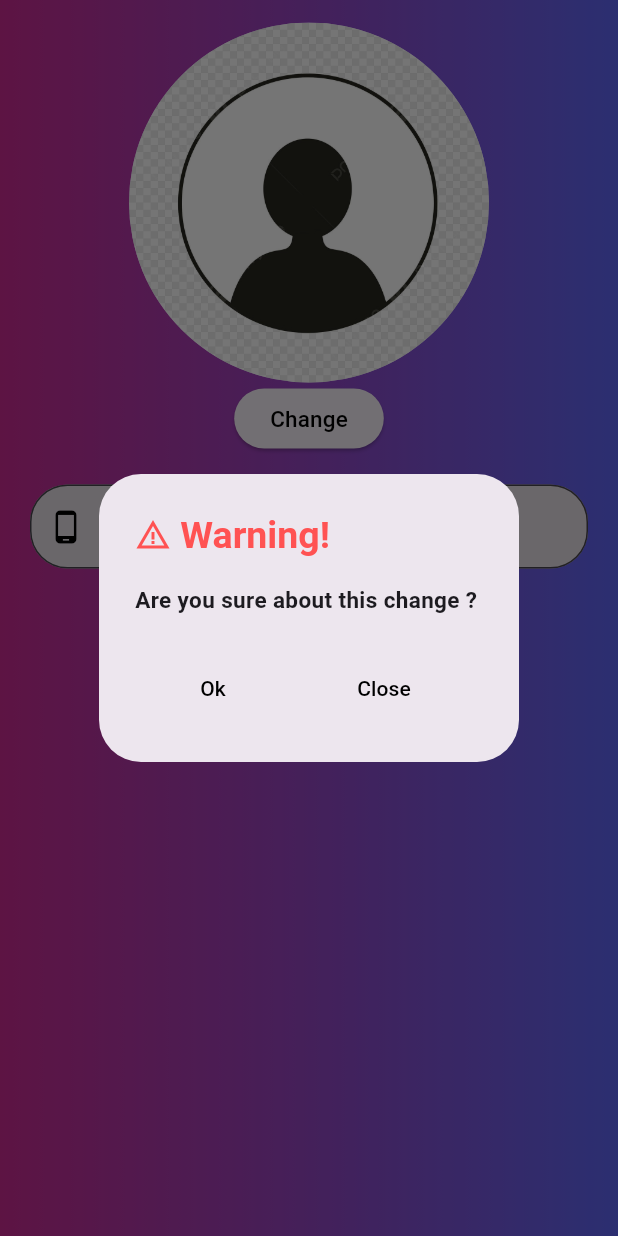
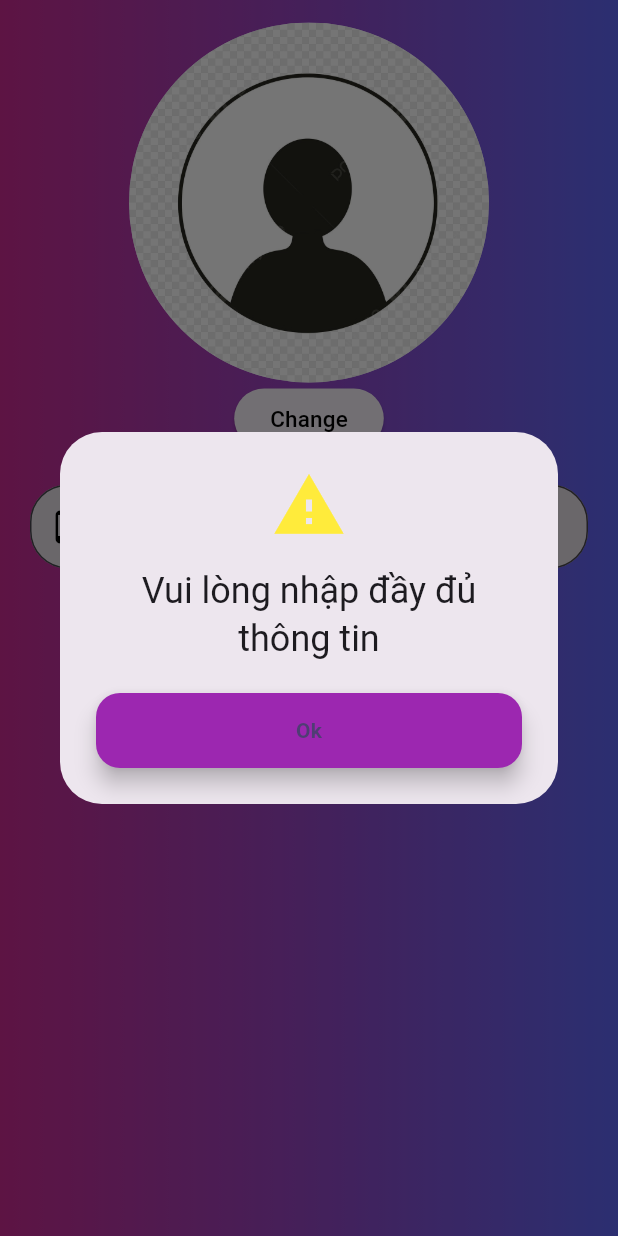
Before and after one commit to Thanhvien04/DoanNhom, a Flutter app: the Setting_screen screen opened directly, after a tap on "Update", on a phone screen of 412 x 824 dp. Run offline on Flutter 3.47's test engine with Material 3 defaults, Android fonts, the phone set to English and light mode, and no system bars; our stand-ins replace firebase_auth, firebase_core, firebase_database, image_picker, pinput and 1 more; missing offline and left inert: dart:ffi; accounts and stored records are empty.

Commit message:
thêm congthanhnew

```diff
--- a/lib/Screen/profile_screen.dart
+++ b/lib/Screen/profile_screen.dart
@@ -77,7 +77,7 @@ class _ProfileState extends State<Profile_screen> {
                         fixedSize: const Size(double.maxFinite, 50),
                       ),
                       child: Text(
-                         '$name',
+                        '$name',
                         style: const TextStyle(
                             color: Colors.white,
                             fontWeight: FontWeight.bold,
@@ -93,7 +93,7 @@ class _ProfileState extends State<Profile_screen> {
                         fixedSize: const Size(double.maxFinite, 50),
                       ),
                       child: Text(
-                         '$_email',
+                        '$_email',
                         style: const TextStyle(
                             color: Colors.white,
                             fontWeight: FontWeight.bold,
--- a/lib/Screen/setting.dart
+++ b/lib/Screen/setting.dart
@@ -174,6 +174,42 @@ class _Setting_screenState extends State<Setting_screen> {
                   const Padding(padding: EdgeInsets.all(30)),
                   ElevatedButton(
                       onPressed: () {
+                        if (_username.text.isEmpty) {
+                          showDialog(
+                              context: context,
+                              builder: (BuildContext context) {
+                                return AlertDialog(
+                                  title: const Text(
+                                      'Vui lòng nhập đầy đủ thông tin'),
+                                  icon: const Icon(
+                                    Icons.warning,
+                                    color: Colors.yellow,
+                                    size: 50,
+                                  ),
+                                  actions: [
+                                    SizedBox(
+                                      width: 300,
+                                      height: 50,
+                                      child: FloatingActionButton(
+                                        onPressed: () {
+                                          Navigator.pushReplacement(
+                                              context,
+                                              MaterialPageRoute(
+                                                  builder: (context) =>
+                                                      Setting_screen()));
+                                        },
+                                        backgroundColor: Colors.purple,
+                                        child: const Text(
+                                          "Ok",
+                                          style: TextStyle(
+                                              fontWeight: FontWeight.bold),
+                                        ),
+                                      ),
+                                    )
+                                  ],
+                                );
+                              });
+                        } else {
                           showDialog(
                               context: context,
                               builder: (BuildContext context) {
@@ -199,7 +235,8 @@ class _Setting_screenState extends State<Setting_screen> {
                                   ),
                                   actions: <Widget>[
                                     Row(children: [
-                                    const Padding(padding: EdgeInsets.all(10)),
+                                      const Padding(
+                                          padding: EdgeInsets.all(10)),
                                       TextButton(
                                           onPressed: () {
                                             FirebaseAuth.instance
@@ -213,13 +250,15 @@ class _Setting_screenState extends State<Setting_screen> {
                                                 context,
                                                 MaterialPageRoute(
                                                     builder: (context) =>
-                                                            const Profile_screen()));
+                                                        Setting_screen()));
                                           },
                                           child: const Text(
                                             "Ok",
-                                          style: TextStyle(color: Colors.black),
+                                            style:
+                                                TextStyle(color: Colors.black),
                                           )),
-                                    const Padding(padding: EdgeInsets.all(25)),
+                                      const Padding(
+                                          padding: EdgeInsets.all(25)),
                                       TextButton(
                                         onPressed: () {
                                           Navigator.of(context).pop();
@@ -233,6 +272,7 @@ class _Setting_screenState extends State<Setting_screen> {
                                   ],
                                 );
                               });
+                        }
                       },
                       style: const ButtonStyle(
                         backgroundColor:
--- a/pubspec.yaml
+++ b/pubspec.yaml
@@ -39,6 +39,7 @@ dependencies:
   firebase_core: ^2.22.0
   firebase_database: 10.3.4
   pinput: ^3.0.1
+  vibration: ^1.8.4
 dev_dependencies:
   flutter_test:
     sdk: flutter
```
Also changed, not shown: lib/Screen/home_screen.dart (+15 -6 lines), lib/Screen/signup_screen.dart (+8 -10 lines), pubspec.lock, 2 other files. Lines whose indentation alone changed are shown as unchanged.
